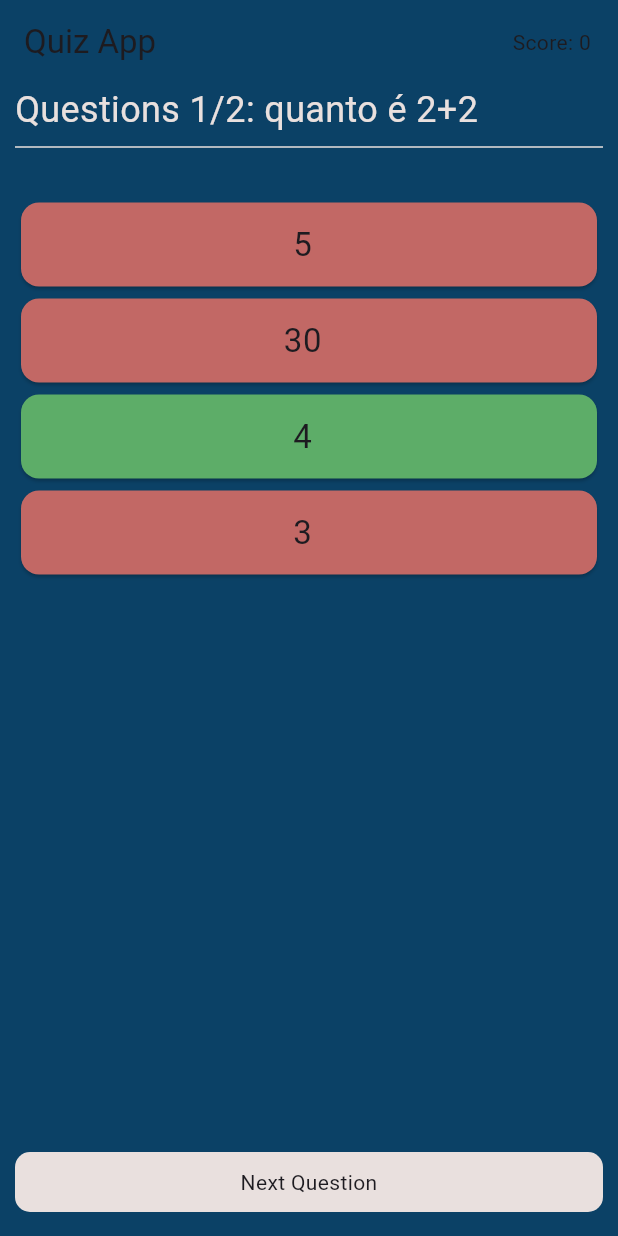
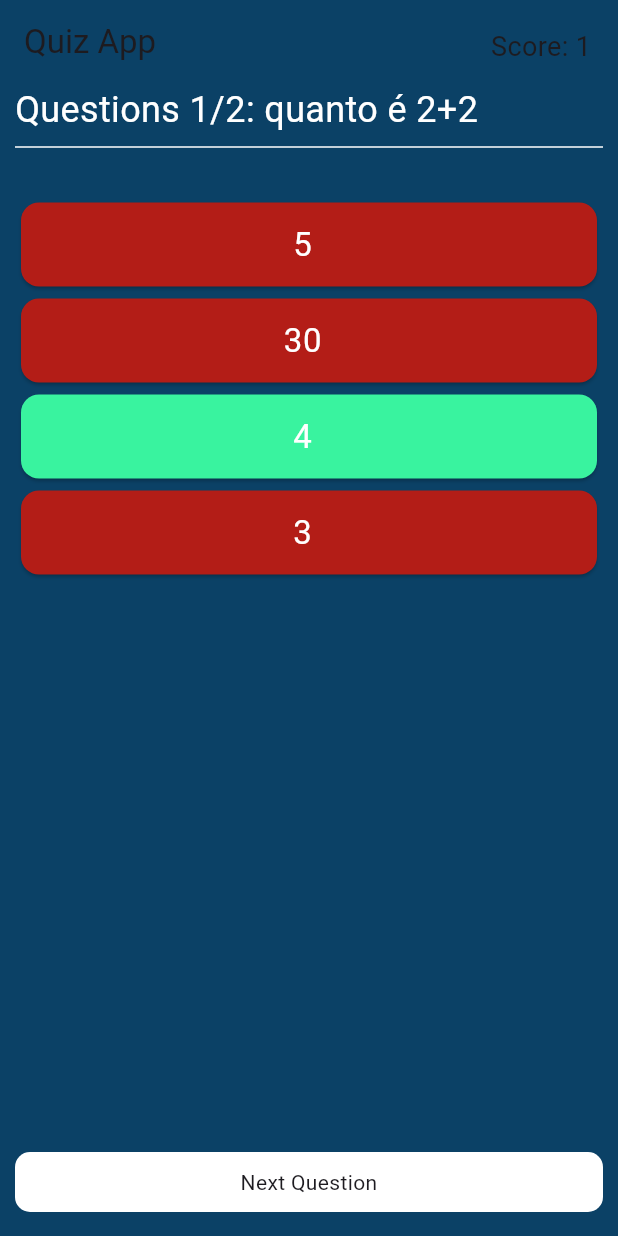
Before and after one commit to Ghcrabbit/quizz_app, a Flutter app: the screen it shows after launch, after a tap on an icon or button, on a phone screen of 412 x 824 dp. Run offline on Flutter 3.47's test engine with Material 3 defaults, Android fonts, the phone set to English and light mode, and no system bars.

Commit message:
score
inclusão do scoreboard

```diff
--- a/lib/constants.dart
+++ b/lib/constants.dart
@@ -1,9 +1,9 @@
 import 'package:flutter/material.dart';
 
-const Color correct = Color.fromARGB(255, 93, 173, 104);
+const Color correct = Color.fromARGB(240, 60, 255, 164);
 
-const Color incorrect = Color.fromARGB(255, 194, 104, 101);
+const Color incorrect = Color.fromARGB(255, 179, 29, 23);
 
-const Color neutral = Color.fromARGB(255, 233, 224, 222);
+const Color neutral = Color.fromARGB(255, 255, 255, 255);
 
 const Color background = Color.fromARGB(255, 11, 65, 102);
--- a/lib/screens/home_screen.dart
+++ b/lib/screens/home_screen.dart
@@ -1,11 +1,10 @@
 import 'package:flutter/foundation.dart';
 import 'package:flutter/material.dart';
 import '../constants.dart';
-import '../models/question_model.dart';  // our question
+import '../models/question_model.dart'; // our question
 import '../widgets/question_widget.dart'; // question widget
 import '../widgets/next_button.dart';
 import '../widgets/option_card.dart';
-
 
 class HomeScreen extends StatefulWidget {
   const HomeScreen({Key? key}) : super(key: key);
@@ -19,38 +18,33 @@ class _HomeScreenState extends State<HomeScreen> {
     Question(
         id: '10',
         title: 'quanto é 2+2',
-      options: {'5': false, '30': false, '4': true, '3': false}
-    ),
+        options: {'5': false, '30': false, '4': true, '3': false}),
     Question(
         id: '10',
         title: 'quanto é 20+20',
-      options: {'5': false, '30': false, '40': true, '3': false}
-    ),
+        options: {'5': false, '30': false, '40': true, '3': false}),
   ];
-
-
-
-
 
   int index = 0;
 
-  int score = 0;
+  int score = 0; //variavel do score
 
   // a bloeana que faz verificação das questões
   bool isPressed = false;
 
-
+  bool isAlreadySelected = false;
 
   void nextQuestion() {
-    if(index == _questions.length -1) {
+    if (index == _questions.length - 1) {
       return;
     } else {
-      if (isPressed){
+      if (isPressed) {
         setState(() {
           index++; // mudando o index pra 1
           isPressed = false;
+          isAlreadySelected = false;
         });
-     }   else{
+      } else {
         ScaffoldMessenger.of(context).showSnackBar(const SnackBar(
           content: Text('selecione uma questão'),
           behavior: SnackBarBehavior.floating,
@@ -61,11 +55,18 @@ class _HomeScreenState extends State<HomeScreen> {
   }
 
 // função pra mudar a cor quando clicar na opção
-void changeColor() {
+  void checkAnswerAndUpdate(bool value) {
+    if (isAlreadySelected) {
+      return;
+    } else {
+      if (value == true) {
+        score++;
         setState(() {
           isPressed = true;
+          isAlreadySelected = true;
         });
-
+      }
+    }
   }
 
   @override
@@ -78,7 +79,15 @@ void changeColor() {
         backgroundColor: background,
         shadowColor: Colors.transparent,
         actions: [
-          Padding(padding: const EdgeInsets.all(18.0), child: Text('Score: $score'),),
+          Padding(
+            padding: const EdgeInsets.all(18.0),
+            child: Text(
+              'Score: $score',
+              style: TextStyle(
+                fontSize: 18.0,
+              ),
+            ),
+          ),
         ],
       ),
       body: Container(
@@ -94,19 +103,22 @@ void changeColor() {
             ),
             const Divider(color: neutral),
             //adicionar espaços
-            const SizedBox(height: 25.0,),
-            for (int i =0; i < _questions[index].options.length; i++)
-              OptionCard(option: _questions[index].options.keys.toList()[i],
+            const SizedBox(
+              height: 25.0,
+            ),
+            for (int i = 0; i < _questions[index].options.length; i++)
+              GestureDetector(
+                onTap: () => checkAnswerAndUpdate(
+                    _questions[index].options.values.toList()[i]),
+                child: OptionCard(
+                  option: _questions[index].options.keys.toList()[i],
                   color: isPressed
                       ? _questions[index].options.values.toList()[i] == true
                           ? correct
                           : incorrect
                       : neutral,
-              onTap: changeColor,
-
                 ),
-
-
+              ),
           ],
         ),
       ),
--- a/lib/widgets/option_card.dart
+++ b/lib/widgets/option_card.dart
@@ -2,22 +2,19 @@ import 'package:flutter/material.dart';
 import 'package:flutter/rendering.dart';
 import '../constants.dart';
 
+class OptionCard extends StatelessWidget {
+  const OptionCard({
+    super.key,
+    required this.option,
+    required this.color,
+  });
+  final String option;
 
-class OptionCard extends StatelessWidget {
-  const OptionCard({super.key,
-  required this.option,
-  required this.color,
-  required this.onTap });
-  final String option;
-  final VoidCallback onTap;
   final Color color;
-
 
   @override
   Widget build(BuildContext context) {
-    return GestureDetector(
-      onTap: onTap,
-      child: Card(
+    return Card(
         color: color,
         child: ListTile(
           title: Text(
@@ -25,10 +22,9 @@ class OptionCard extends StatelessWidget {
             textAlign: TextAlign.center,
             style: TextStyle(
               fontSize: 22.0,
+              color: color.red != color.green ? neutral : Colors.black,
             ),
           ),
-        )
-      ),
-    );
+        ));
   }
 }
```
Also changed, not shown: lib/main.dart (+4 -8 lines), pubspec.lock. Lines whose indentation alone changed are shown as unchanged.
